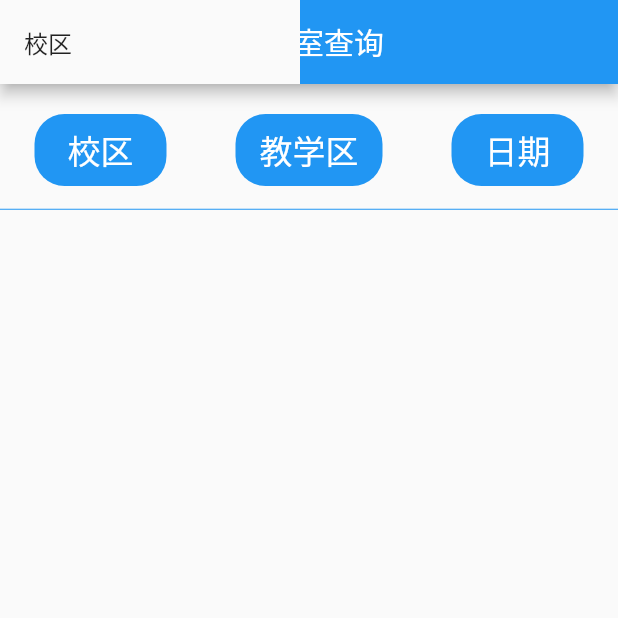
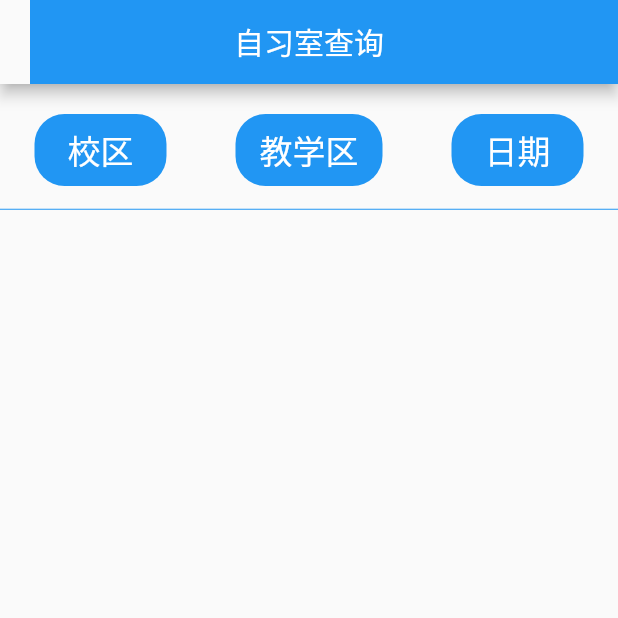
Before and after one commit to MinghaoKong/classroom, a Flutter app: the Classroom screen opened directly, after a tap on "校区", on a phone screen of 412 x 824 dp, the top half of it. Run offline on Flutter 3.47's test engine with Material 2 defaults, Android fonts, the phone set to English and light mode, and no system bars.

Commit message:
小改动

```diff
--- a/lib/classroom.dart
+++ b/lib/classroom.dart
@@ -110,16 +110,15 @@ void _getTime(BuildContext buildContext,DateTime time) async{
 OverlayEntry _floatList(BuildContext context,List<String> list,String input){//接受上下文，列表数据，以及获取的数据为参数
   return OverlayEntry(builder: (context) {
     return Positioned(
-      width: 200,
+      width: 20,
         child: CompositedTransformFollower(
-          offset: Offset(0.0,50),
           link: LayerLink(),
           child: Material(
             child: Container(
               child: Column(
                 children: <Widget>[
                   ListTile(
-                    title: Text("校区"),
+
                   )
                 ],
               ),
```
Also changed, not shown: lib/main.dart (+6 -6 lines).
